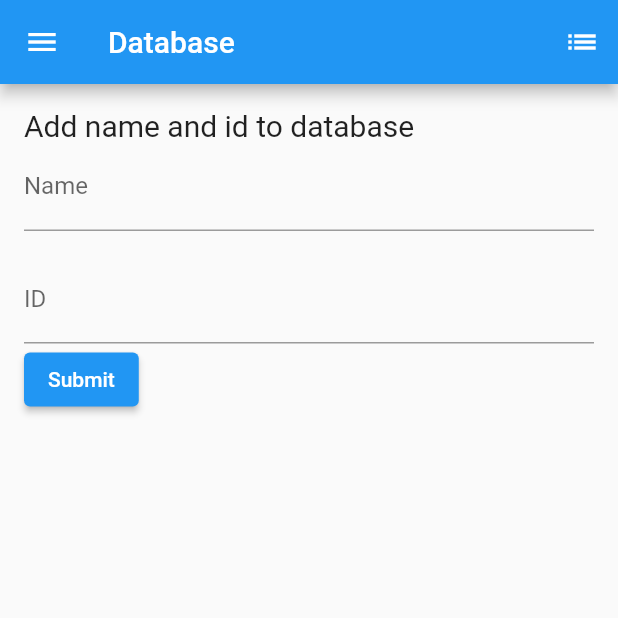
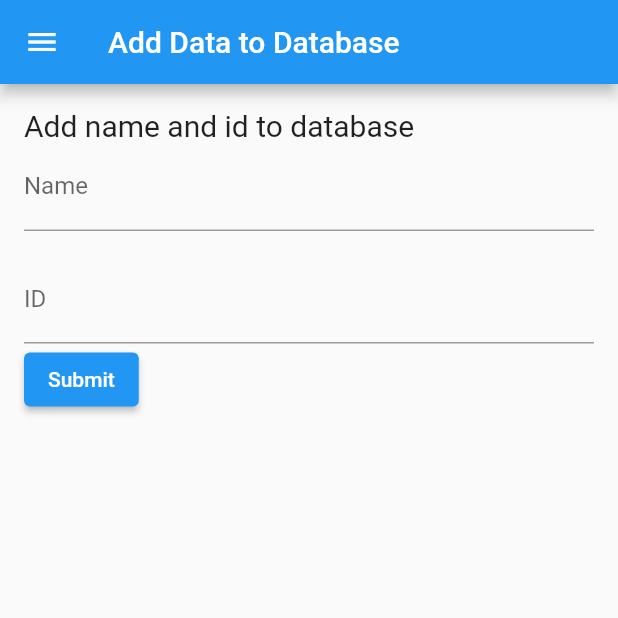
Before and after one commit to JoniPahikainen/Wh_flutter_project, a Flutter app: the MyDataPage screen opened directly, in the side drawer, after a tap on "Db Add", on a phone screen of 412 x 824 dp, the top half of it. Run offline on Flutter 3.47's test engine with Material 2 defaults, Android fonts, the light colour scheme and no system bars; our stand-ins replace audioplayers, firebase_core, firebase_database; accounts and stored records are empty.

Commit message:
title clean

```diff
--- a/uusiaa/lib/DbAddPage.dart
+++ b/uusiaa/lib/DbAddPage.dart
@@ -19,18 +19,7 @@ class _DbAddPageState extends State<DbAddPage> {
   Widget build(BuildContext context) {
     return Scaffold(
       appBar: AppBar(
-        title: const Text('Database'),
-        actions: [
-          IconButton(
-            icon: const Icon(Icons.list),
-            onPressed: () {
-              Navigator.push(
-                context,
-                MaterialPageRoute(builder: (context) => const MyDataPage()),
-              );
-            },
-          ),
-        ],
+        title: const Text('Add Data to Database'),
       ),
       body: Padding(
         padding: const EdgeInsets.all(16.0),
--- a/uusiaa/lib/DbListPage.dart
+++ b/uusiaa/lib/DbListPage.dart
@@ -70,7 +70,7 @@ class _MyDataPageState extends State<MyDataPage> {
   Widget build(BuildContext context) {
     return Scaffold(
       appBar: AppBar(
-        title: const Text('Fetching data'),
+        title: const Text('Show data and delete'),
       ),
       body: SizedBox(
         height: double.infinity,
```
